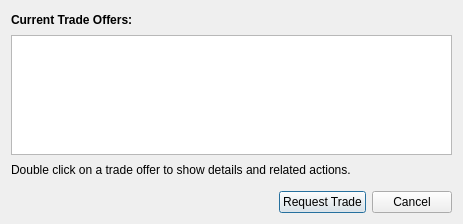
This is client/ui/tradeform.ui in rku/Settleboard as Qt 5 draws it before an edit. The edited form follows.
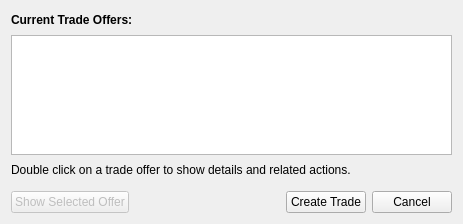
This is the edited form.

Commit message: Implement trade dialog.

The edit to the form file:
```diff
--- a/client/ui/tradeform.ui
+++ b/client/ui/tradeform.ui
@@ -55,6 +55,16 @@
      <property name="topMargin">
       <number>6</number>
      </property>
+     <item>
+      <widget class="QPushButton" name="buttonShowSelectedOffer">
+       <property name="enabled">
+        <bool>false</bool>
+       </property>
+       <property name="text">
+        <string>Show Selected Offer</string>
+       </property>
+      </widget>
+     </item>
      <item>
       <spacer name="horizontalSpacer_2">
        <property name="orientation">
@@ -71,7 +81,7 @@
      <item>
       <widget class="QPushButton" name="buttonRequestTrade">
        <property name="text">
-        <string>Request Trade</string>
+        <string>Create Trade</string>
        </property>
       </widget>
      </item>
```
Left out of the diff: 7 changed lines with no effect on the pictures. The commit also changes 9 other files.
